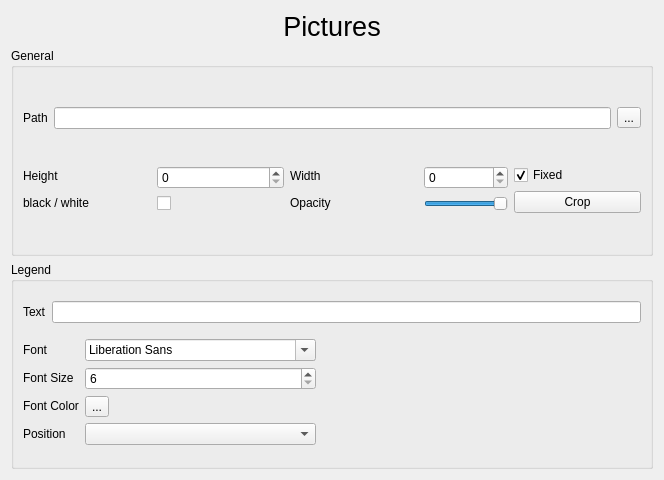
Qt form sources/Forms/formpictures.ui (jose94752/ClipEdit) before a commit.
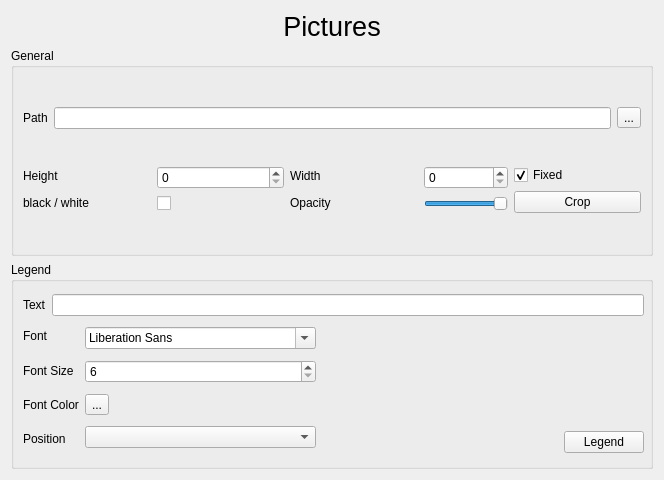
The same form after that commit. Custom widgets are drawn as their Qt base class.

The edit to the form file:
```diff
--- a/sources/Forms/formpictures.ui
+++ b/sources/Forms/formpictures.ui
@@ -187,7 +187,16 @@
      <property name="title">
       <string>Legend</string>
      </property>
-     <layout class="QVBoxLayout" name="verticalLayout_10">
+     <widget class="QWidget" name="">
+      <property name="geometry">
+       <rect>
+        <x>12</x>
+        <y>32</y>
+        <width>621</width>
+        <height>159</height>
+       </rect>
+      </property>
+      <layout class="QVBoxLayout" name="verticalLayout_11">
       <item>
        <layout class="QHBoxLayout" name="horizontalLayout">
         <item>
@@ -277,9 +286,34 @@
           </property>
          </spacer>
         </item>
+         <item>
+          <layout class="QVBoxLayout" name="verticalLayout_10">
+           <item>
+            <spacer name="verticalSpacer">
+             <property name="orientation">
+              <enum>Qt::Vertical</enum>
+             </property>
+             <property name="sizeHint" stdset="0">
+              <size>
+               <width>20</width>
+               <height>40</height>
+              </size>
+             </property>
+            </spacer>
+           </item>
+           <item>
+            <widget class="QPushButton" name="pushButton_lg_ok">
+             <property name="text">
+              <string>Legend</string>
+             </property>
+            </widget>
+           </item>
        </layout>
       </item>
      </layout>
+       </item>
+      </layout>
+     </widget>
     </widget>
    </item>
   </layout>
```
Lines whose indentation alone changed are shown as unchanged.
